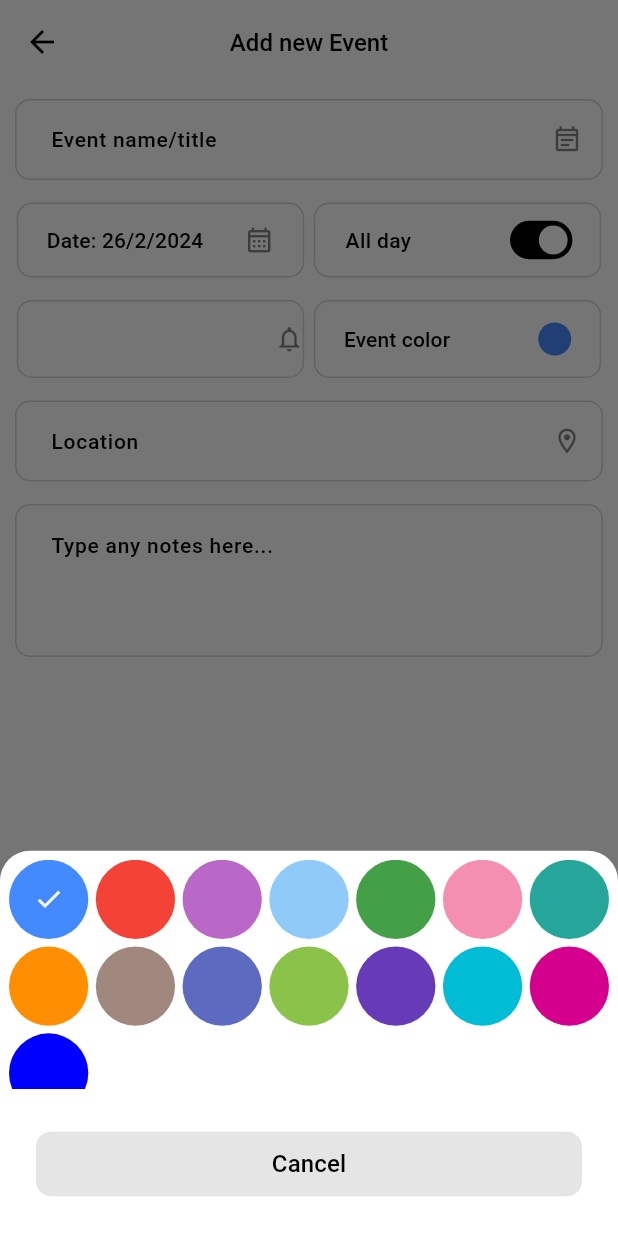
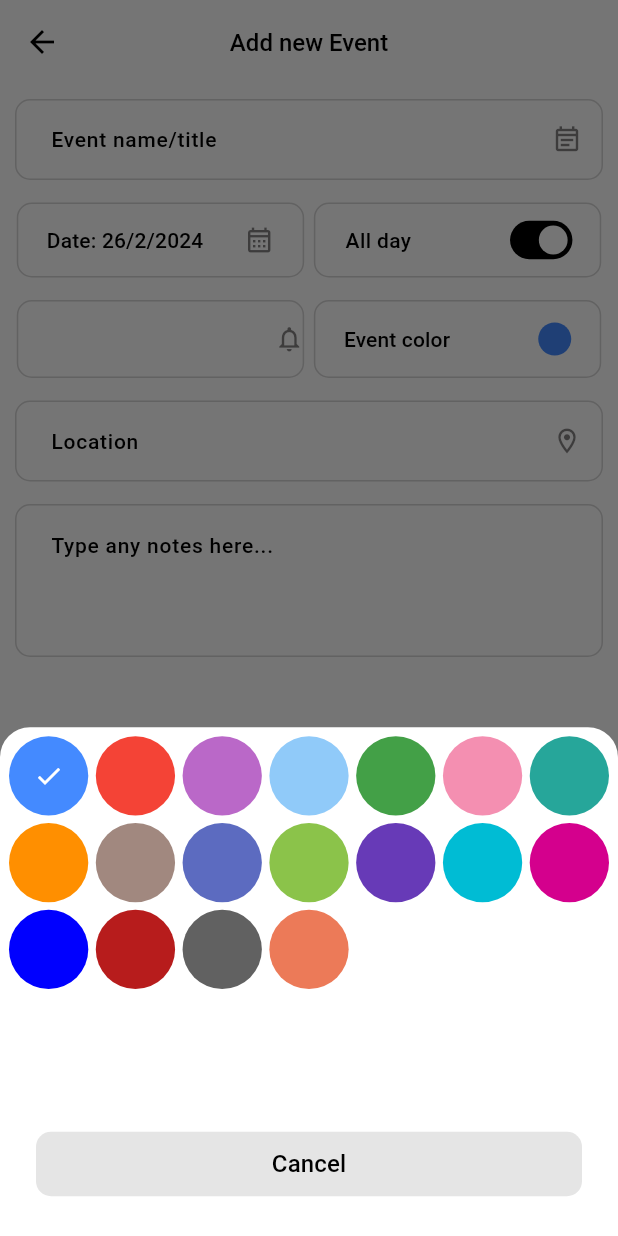
Before and after one commit to joharkhan99/quickcal, a Flutter app: the CreateTaskPage screen opened by its route, after a tap on "Event color", on a phone screen of 412 x 824 dp. Run offline on Flutter 3.47's test engine with Material 3 defaults, Android fonts, the phone set to English and light mode, and no system bars; our stand-ins replace hive, hive_flutter; accounts and stored records are empty.

Commit message:
Update event color modal and event date field***
***Add new colors to task model

```diff
--- a/lib/components/addtask/event_color_modal.dart
+++ b/lib/components/addtask/event_color_modal.dart
@@ -47,7 +47,7 @@ class EventColorDialogBox extends StatelessWidget {
       content: Container(
         padding: const EdgeInsets.all(6),
         margin: const EdgeInsets.only(bottom: 20),
-        height: MediaQuery.of(context).size.height * 0.2,
+        height: MediaQuery.of(context).size.height * 0.3,
         width: double.maxFinite,
         child: GridView.builder(
           padding: const EdgeInsets.all(0),
--- a/lib/components/addtask/event_date_field.dart
+++ b/lib/components/addtask/event_date_field.dart
@@ -59,7 +59,7 @@ class _DateFieldState extends State<DateField> {
               mainAxisAlignment: MainAxisAlignment.spaceBetween,
               children: [
                 Text(
-                  "Date: ${widget.task.date.day}/${widget.task.date.month}/${widget.task.date.year}",
+                  "Date: ${selectedDate.day}/${selectedDate.month}/${selectedDate.year}",
                   style: const TextStyle(color: Colors.black, fontSize: 14, fontWeight: FontWeight.w500),
                 ),
                 const Icon(
--- a/lib/models/task.dart
+++ b/lib/models/task.dart
@@ -30,6 +30,9 @@ class Task {
     Colors.cyan,
     const Color.fromARGB(255, 212, 0, 141),
     const Color.fromARGB(255, 0, 0, 255),
+    Colors.red.shade900,
+    Colors.grey.shade700,
+    const Color.fromRGBO(236, 122, 88, 1.0)
   ];
 
   Task() {
```
